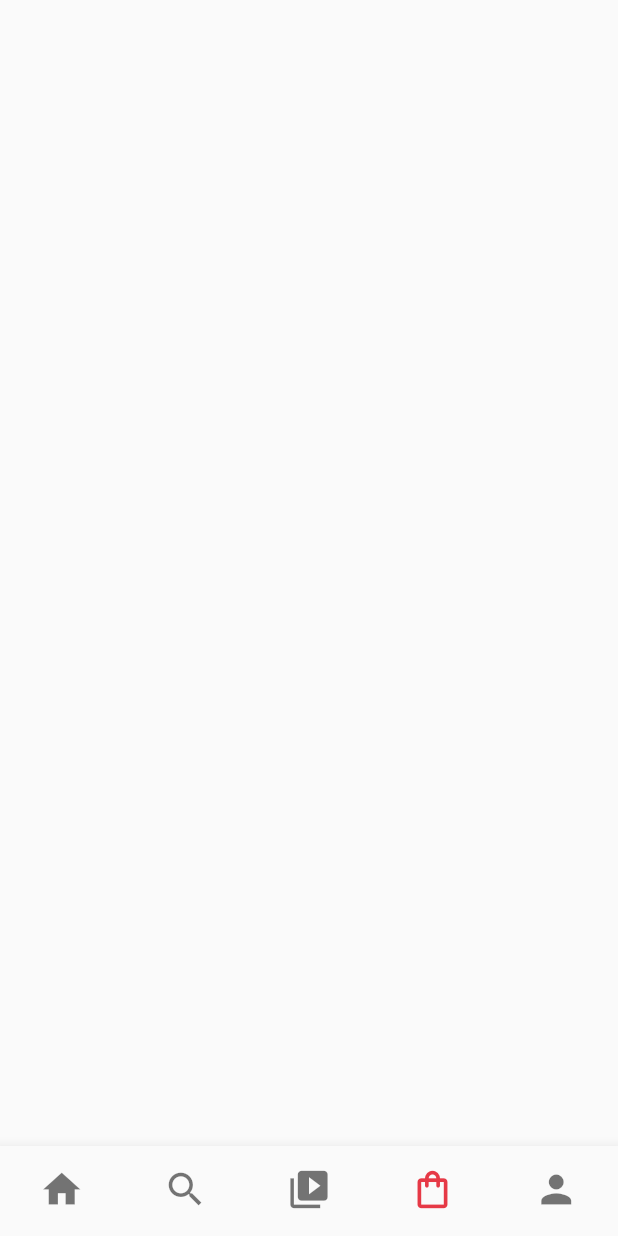
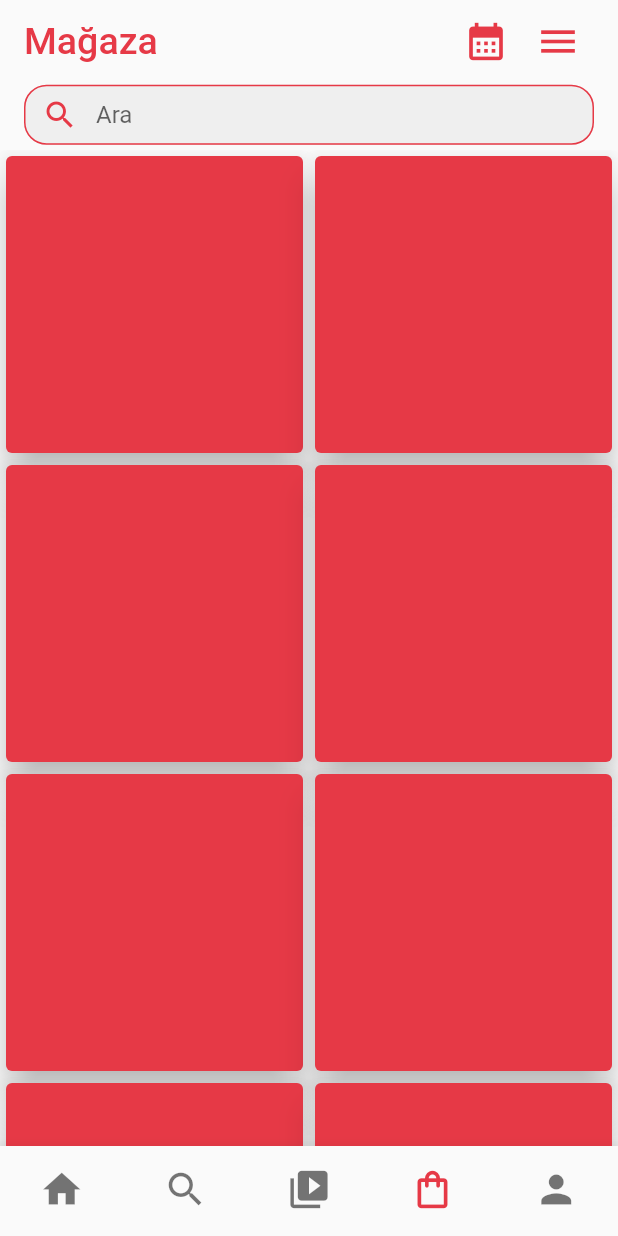
Before and after one commit to kadironer/instagram_ui_clone, a Flutter app: the screen it shows after launch, item 4 of the bottom bar chosen, on a phone screen of 412 x 824 dp. Run offline on Flutter 3.47's test engine with Material 2 defaults, Android fonts, the light colour scheme and no system bars; our stand-ins replace like_button.

Commit message:
Shop Completed

```diff
--- a/lib/pages/searchPage.dart
+++ b/lib/pages/searchPage.dart
@@ -52,7 +52,10 @@ class _SearchPageState extends State<SearchPage> {
           crossAxisCount: 3,
         ),
         itemBuilder: (context, index){
-         return SearchGrid();
+         return Padding(
+           padding: const EdgeInsets.only(top:40.0),
+           child: SearchGrid(),
+         );
         },
       )
     );
--- a/lib/pages/shopPage.dart
+++ b/lib/pages/shopPage.dart
@@ -1,11 +1,80 @@
 
 import 'package:flutter/material.dart';
+import 'package:instagram_ui_clone/widget/shopGrid.dart';
 
 class ShopPage extends StatelessWidget {
   const ShopPage({Key? key}) : super(key: key);
 
   @override
   Widget build(BuildContext context) {
-    return Scaffold();
+    return Scaffold(
+      appBar: AppBar(
+        toolbarHeight: 100,
+        backgroundColor: Colors.transparent,
+        elevation: 0,
+        title: Column(
+          children: [
+            Row(
+              mainAxisAlignment: MainAxisAlignment.spaceBetween,
+              children: [
+                Align(
+                    alignment: Alignment.centerLeft,
+                    child: Text("Mağaza", style: TextStyle(color: Color(0xFFe63946), fontSize: 25),)),
+                Row(
+                  children: [
+                    IconButton(
+                      icon: Icon(Icons.calendar_month, color: Color(0xFFe63946), size: 30,),
+                      onPressed:(){},
+                    ),
+                    IconButton(
+                      icon: Icon(Icons.menu, color: Color(0xFFe63946), size: 30,),
+                      onPressed:(){},
+                    )
+                  ],
+                )
+              ],
+            ),
+            SizedBox(height: 5,),
+            SizedBox(
+              height: 40,
+              child: TextField(
+                cursorColor: const Color(0xFFe63946),
+                decoration: InputDecoration(
+                    prefixIcon: const Icon(Icons.search, color: Color(0xFFe63946),),
+                    hintText: "Ara",
+                    filled: true,
+                    fillColor: const Color(0xFFefefef),
+                    contentPadding: const EdgeInsets.only(top: 5.0),
+                    enabledBorder: OutlineInputBorder(
+                        borderRadius: BorderRadius.circular(15.0),
+                        borderSide: const BorderSide(
+                          color: Color(0xFFe63946),
+                        )
+                    ),
+                    focusedBorder: OutlineInputBorder(
+                        borderRadius: BorderRadius.circular(15.0),
+                        borderSide: const BorderSide(
+                          color: Color(0xFFe63946),
+                        )
+                    ),
+                    border: const OutlineInputBorder(
+                      borderRadius: BorderRadius.all(Radius.circular(15.0)),
+                    )
+                ),
+              ),
+            ),
+          ],
+        ),
+      ),
+        body: GridView.builder(
+          itemCount: 20,
+          gridDelegate: const SliverGridDelegateWithFixedCrossAxisCount(
+            crossAxisCount: 2,
+          ),
+          itemBuilder: (context, index){
+            return ShopGrid();
+          },
+        )
+    );
   }
 }
--- /dev/null
+++ b/lib/widget/shopGrid.dart
@@ -0,0 +1,15 @@
+import 'package:flutter/material.dart';
+
+class ShopGrid extends StatelessWidget {
+  const ShopGrid({Key? key}) : super(key: key);
+
+  @override
+  Widget build(BuildContext context) {
+     return Card(
+       shadowColor: Colors.black,
+       elevation: 10,
+       color: Color(0xFFe63946),
+
+     );
+  }
+}
```
